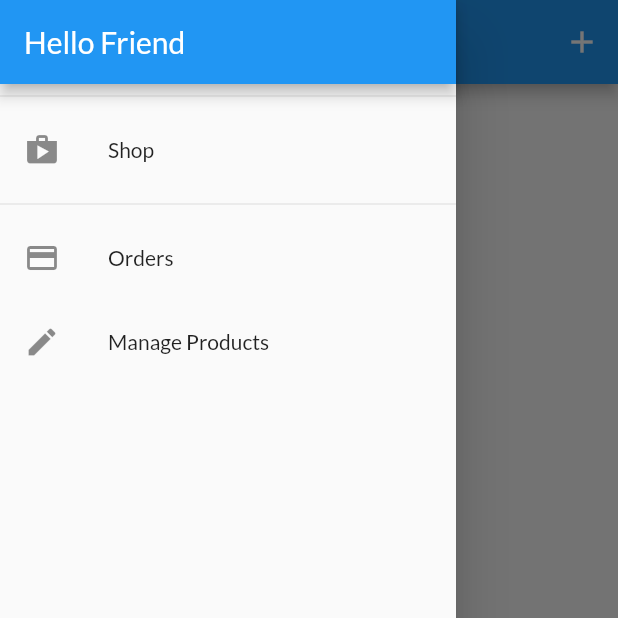
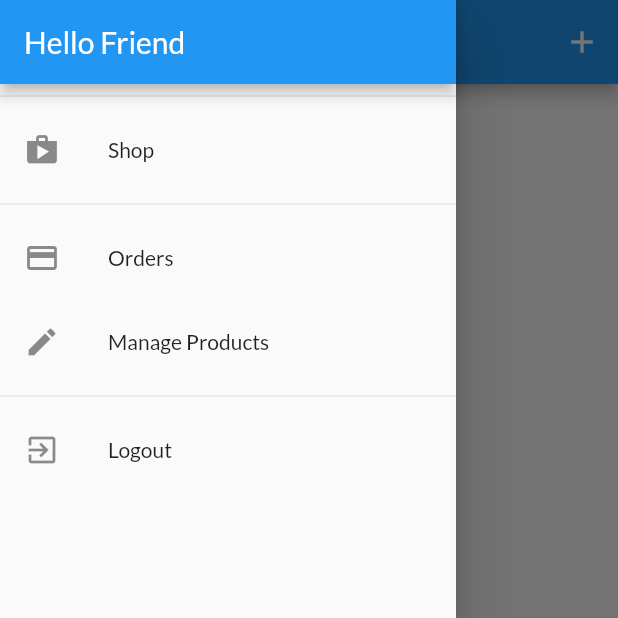
Before and after one commit to quangkhatran/shop_app, a Flutter app: the UserProductsScreen screen opened by its route, with the side drawer open, on a phone screen of 412 x 824 dp, the top half of it. Run offline on Flutter 3.47's test engine with Material 2 defaults, Android fonts, the phone set to English and light mode, and no system bars; network calls fail.

Commit message:
add logout users

```diff
--- a/lib/widgets/app_drawer.dart
+++ b/lib/widgets/app_drawer.dart
@@ -1,7 +1,9 @@
 import 'package:flutter/material.dart';
+import 'package:provider/provider.dart';
 
 import '../screens/orders_screen.dart';
 import '../screens/user_products_screen.dart';
+import '../providers/auth.dart';
 
 class AppDrawer extends StatelessWidget {
   @override
@@ -26,14 +28,25 @@ class AppDrawer extends StatelessWidget {
             leading: Icon(Icons.payment),
             title: Text('Orders'),
             onTap: () {
-                Navigator.of(context).pushReplacementNamed(OrdersScreen.routeName);
+              Navigator.of(context)
+                  .pushReplacementNamed(OrdersScreen.routeName);
             },
           ),
           ListTile(
             leading: Icon(Icons.edit),
             title: Text('Manage Products'),
             onTap: () {
-                Navigator.of(context).pushReplacementNamed(UserProductsScreen.routeName);
+              Navigator.of(context)
+                  .pushReplacementNamed(UserProductsScreen.routeName);
+            },
+          ),
+          Divider(),
+          ListTile(
+            leading: Icon(Icons.exit_to_app),
+            title: Text('Logout'),
+            onTap: () {
+              // Navigator.of(context).pop();
+              Provider.of<Auth>(context, listen: false).logout();
             },
           ),
         ],
```
Also changed, not shown: lib/providers/auth.dart (+22 -2 lines). Lines whose indentation alone changed are shown as unchanged.
